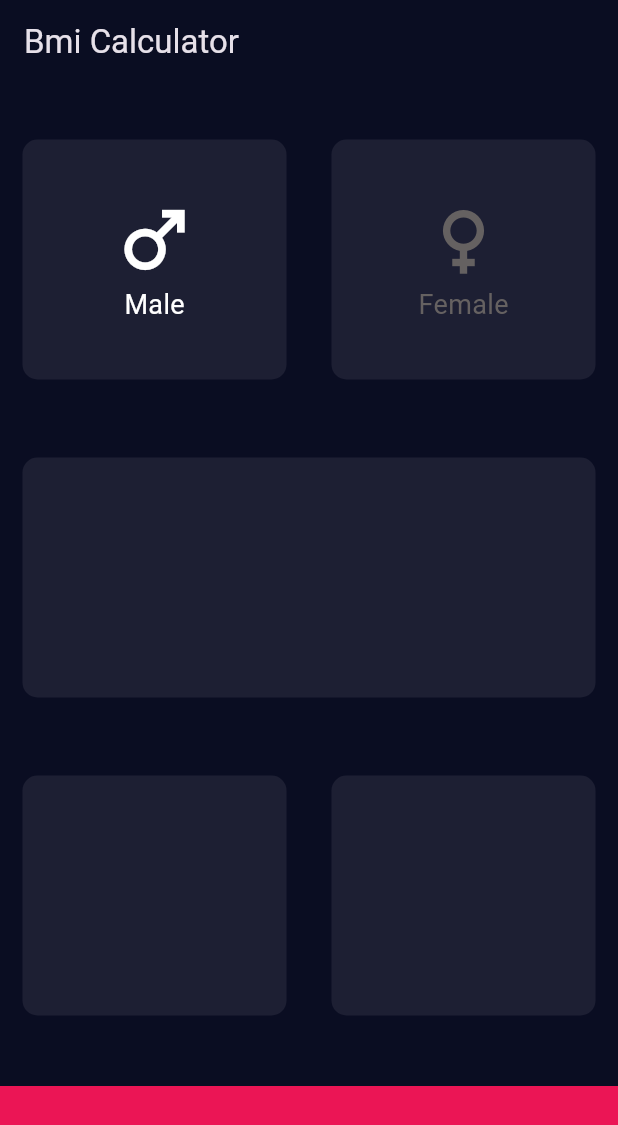
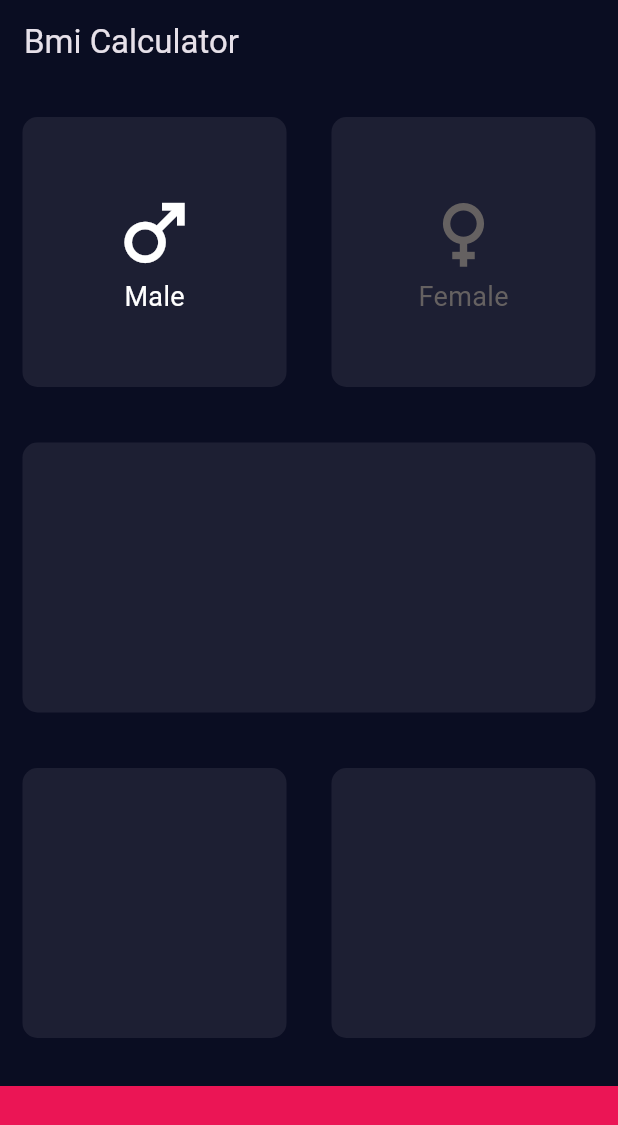
Before and after one commit to Peera-27/Fultter, a Flutter app: the screen it shows after launch, on a phone screen of 412 x 824 dp. Shown: the top 1125 px of the screen. Run offline on Flutter 3.47's test engine with Material 3 defaults, Android fonts, the phone set to English and light mode, and no system bars.

Commit message:
Refactor BgCard and BgcardGender components to support tap callbacks and improve layout in InputScreen

```diff
--- a/lib/screen/components/bg_card.dart
+++ b/lib/screen/components/bg_card.dart
@@ -3,23 +3,29 @@ import 'package:flutter/material.dart';
 // ignore: must_be_immutable
 class BgCard extends StatelessWidget {
     Widget? child;
+
+      GestureTapCallback? callbackFn;
    BgCard({
     super.key,
     this.child,
+    this.callbackFn,
   });
 
   @override
   Widget build(BuildContext context) {
 
-    return Container(
+    return GestureDetector(
+      onTap: callbackFn,
+      child: Container(
         width: 160,
-      height: 160,
+        height: 180,
         margin: EdgeInsets.all(15),
         decoration: BoxDecoration(
           color: Color(0xff1d1f33),
           borderRadius: BorderRadius.all(Radius.circular(10)),
         ),
         child: child,
+      ),
     );
   }
 }
--- a/lib/screen/components/bg_cardgender.dart
+++ b/lib/screen/components/bg_cardgender.dart
@@ -8,12 +8,15 @@ bool isactive;
   double? iconsize;
   double? fontsize;
 
+
+
   BgcardGender({
     super.key,
     this.ismale = true,
     this.isactive = true,
     this.iconsize = 60,
     this.fontsize = 18,
+
   });
 
   @override
--- a/lib/screen/input_screen.dart
+++ b/lib/screen/input_screen.dart
@@ -1,3 +1,5 @@
+import 'dart:developer';
+
 import 'package:flutter/material.dart';
 import 'package:w3/screen/components/bg_card.dart';
 import 'package:w3/screen/components/bg_cardgender.dart';
@@ -10,6 +12,13 @@ class InputScreen extends StatefulWidget {
 }
 
 class _InputScreenState extends State<InputScreen> {
+  var isMale = true;
+  void toggleGender() {
+    setState(() {
+   isMale = !isMale;
+
+    });
+  }
   @override
   Widget build(BuildContext context) {
     return Scaffold(
@@ -18,13 +27,13 @@ class _InputScreenState extends State<InputScreen> {
         backgroundColor: Theme.of(context).scaffoldBackgroundColor,
       ),
       body: Column(
-
+        mainAxisAlignment: MainAxisAlignment.spaceBetween,
         children: [
           Expanded(
             child: Row(
               children: [
-                Expanded(child: BgCard(child: BgcardGender())),
-                Expanded(child: BgCard(child: BgcardGender(ismale: false,isactive: false,),),),],
+                Expanded(child: GestureDetector(child: BgCard(child: BgcardGender(ismale: true,isactive: isMale),callbackFn: toggleGender,))),
+                Expanded(child: BgCard(child: BgcardGender(ismale: false,isactive: !isMale),callbackFn: toggleGender,))],
                       ),
           ),
           Row(children: [Expanded(child: BgCard())]),
```
Lines whose indentation alone changed are shown as unchanged.
